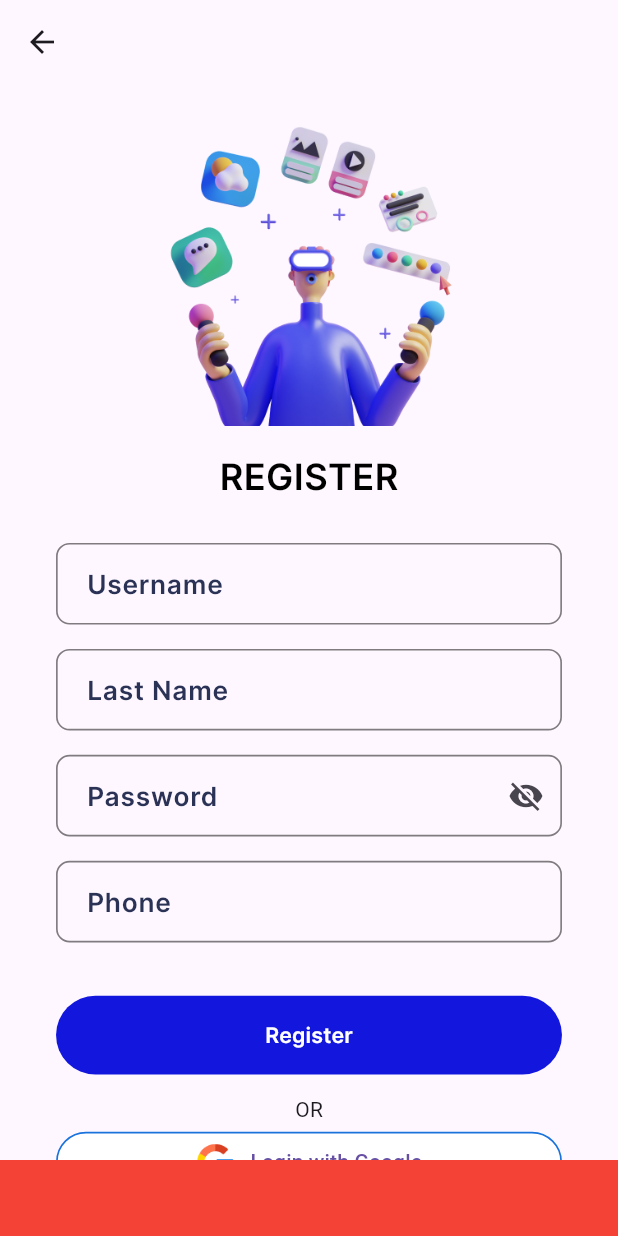
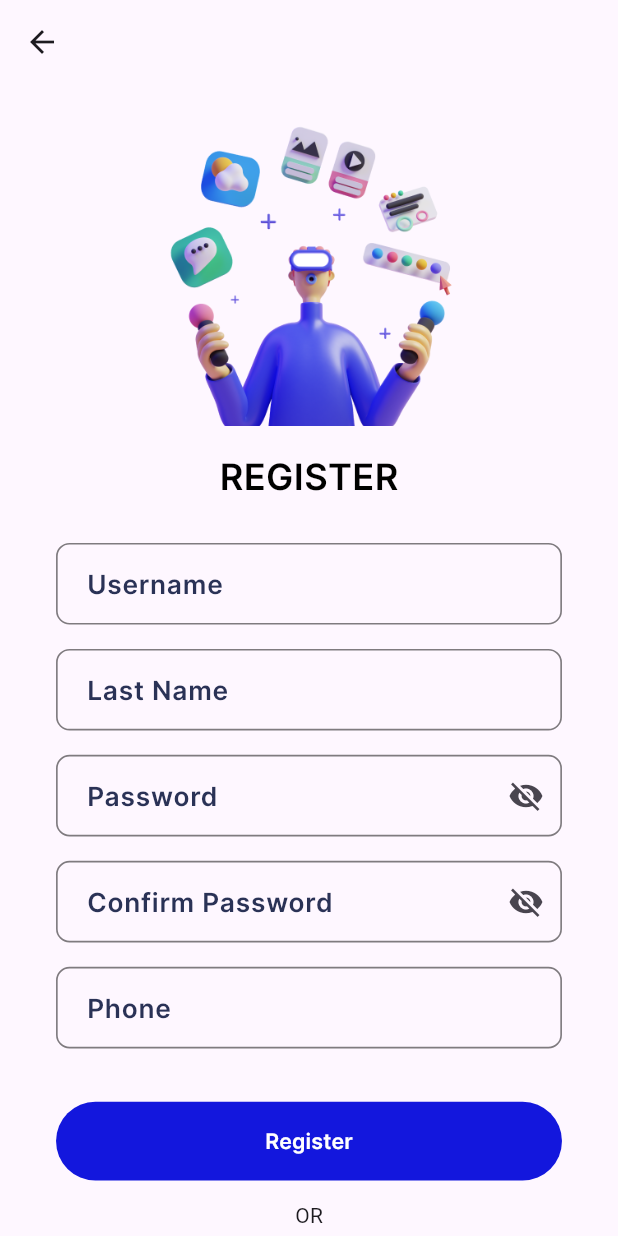
Before and after one commit to abdushukur77/my_bank_project, a Flutter app: the RegisterScreen screen opened by its route, after a tap on "Register", on a phone screen of 412 x 824 dp. Run offline on Flutter 3.47's test engine with Material 3 defaults, Android fonts, the phone set to English and light mode, and no system bars; our stand-ins replace bloc, cloud_firestore, connectivity_plus, equatable, firebase_auth, firebase_core and 7 more; accounts and stored records are empty.

```diff
--- a/lib/blocs/auth/auth_event.dart
+++ b/lib/blocs/auth/auth_event.dart
@@ -46,6 +46,7 @@ class LogOutUserEvent extends AuthEvent {
   @override
   List<Object?> get props => [];
 }
+
 class SignInWithGoogleEvent extends AuthEvent {
   @override
   List<Object?> get props => [];
--- a/lib/blocs/auth/auth_state.dart
+++ b/lib/blocs/auth/auth_state.dart
@@ -5,6 +5,7 @@ class AuthState extends Equatable {
   final String statusMessage;
   final FormsStatus status;
   final UserModel userModel;
+  final isError = false;
 
   const AuthState(
       {required this.status,
@@ -17,6 +18,8 @@ class AuthState extends Equatable {
     String? statusMessage,
     FormsStatus? status,
     UserModel? userModel,
+    bool? isError,
+
   }) {
     return AuthState(
       status: status ?? this.status,
--- a/lib/blocs/user_profile/user_profile_event.dart
+++ b/lib/blocs/user_profile/user_profile_event.dart
@@ -10,7 +10,6 @@ class AddUserEvent extends UserProfileEvent {
   @override
   List<Object?> get props => [userModel];
 }
-
 
 class UpdateUserEvent extends UserProfileEvent {
   final UserModel userModel;
@@ -30,11 +29,19 @@ class DeleteUserEvent extends UserProfileEvent {
   List<Object?> get props => [userModel];
 }
 
-class GetUserEvent extends UserProfileEvent {
+class GetUserByDocIdEvent extends UserProfileEvent {
+  GetUserByDocIdEvent({required this.docId});
 
+  final String docId;
 
-  GetUserEvent();
+  @override
+  List<Object?> get props => [docId];
+}
 
+class GetCurrentEvent extends UserProfileEvent {
+
+  final String uid;
+  GetCurrentEvent(this.uid);
   @override
   List<Object?> get props => [];
 }
--- a/lib/data/repositories/auth_repository.dart
+++ b/lib/data/repositories/auth_repository.dart
@@ -34,7 +34,8 @@ class AuthRepository {
   }) async {
     try {
 
-     UserCredential userCredential = await FirebaseAuth.instance.createUserWithEmailAndPassword(
+     UserCredential userCredential = await
+     FirebaseAuth.instance.createUserWithEmailAndPassword(
         email: email,
         password: password,
       );
@@ -44,7 +45,7 @@ class AuthRepository {
           errorText: LogInWithEmailAndPasswordFailure.fromCode(e.code).message,
           errorCode: e.code);
 
-      LogInWithEmailAndPasswordFailure.fromCode(e.code);
+
     } catch (_) {
       return NetworkResponse(errorText: "An unknown exception occurred.");
     }
--- a/lib/screen/register/regiter_screen.dart
+++ b/lib/screen/register/regiter_screen.dart
@@ -26,19 +26,14 @@ class _RegisterScreenState extends State<RegisterScreen> {
   TextEditingController usernameController = TextEditingController();
   TextEditingController lastnameController = TextEditingController();
   TextEditingController phoneController = TextEditingController();
+  TextEditingController confirmPasswordController = TextEditingController();
 
-  bool isValid() {
-    return AppConstants.passwordRegExp.hasMatch(passwordController.text) &&
-        AppConstants.textRegExp.hasMatch(usernameController.text) &&
-        AppConstants.textRegExp.hasMatch(lastnameController.text) &&
-        AppConstants.phoneRegExp.hasMatch(phoneController.text);
-  }
 
   @override
   Widget build(BuildContext context) {
     return Scaffold(
       appBar: AppBar(),
-      body: BlocConsumer<AuthBloc, AuthState>(
+      body: BlocBuilder<AuthBloc, AuthState>(
         builder: (context, state) {
           return SingleChildScrollView(
             child: Column(
@@ -67,17 +62,11 @@ class _RegisterScreenState extends State<RegisterScreen> {
                   validator: (value) {
                     if (value != null &&
                         !AppConstants.textRegExp.hasMatch(value)) {
-                      setState(() {
-
-                      });
+                      setState(() {});
                       return 'Invalid username';
-
                     }
-                    setState(() {
-
-                    });
+                    setState(() {});
                     return null;
-
                   },
                 ),
                 SizedBox(
@@ -106,37 +95,42 @@ class _RegisterScreenState extends State<RegisterScreen> {
                   validator: (value) {
                     if (value != null &&
                         !AppConstants.passwordRegExp.hasMatch(value)) {
-                      setState(() {
-
-                      });
+                      setState(() {});
                       return 'Invalid password';
                     }
-                    setState(() {
-
-                    });
+                    setState(() {});
                     return null;
                   },
                 ),
-                SizedBox(
-                  height: 16.h,
+                SizedBox(height: 16.h),
+                TextFormFieldWidget(
+                  icon: AppImages.password,
+                  text: "Confirm Password",
+                  isPassword: true,
+                  controller: confirmPasswordController,
+                  validator: (value) {
+                    if (value != null &&
+                        !AppConstants.passwordRegExp.hasMatch(value)) {
+                      setState(() {});
+                      return 'Passwords does not match';
+                    }
+                    setState(() {});
+                    return null;
+                  },
                 ),
+                SizedBox(height: 16.h),
                 TextFormFieldWidget(
                   icon: AppImages.google,
                   text: "Phone",
                   isPassword: false,
                   controller: phoneController,
                   validator: (value) {
-
                     if (value != null &&
                         !AppConstants.phoneRegExp.hasMatch(value)) {
-                      setState(() {
-
-                      });
+                      setState(() {});
                       return 'Invalid phone number';
                     }
-                    setState(() {
-
-                    });
+                    setState(() {});
                     return null;
                   },
                 ),
@@ -144,26 +138,29 @@ class _RegisterScreenState extends State<RegisterScreen> {
                   height: 35.h,
                 ),
                 LogInButton(
-
                   title: 'Register',
                   onTap: () {
-                    if (true) {
-                      context.read<AuthBloc>().add(RegisterUserEvent(
-                            userModel: UserModel(
+                    if (isValidRegisterCredentials()) {
+                      context.read<AuthBloc>().add(
+                        RegisterUserEvent(
+                          userModel: UserModel(
                               username: usernameController.text,
                               lastname: lastnameController.text,
                               password: passwordController.text,
                               phoneNumber: phoneController.text,
-                              email: "${usernameController.text}@gmail.com".trim(),
+                              email:
+                              "${usernameController.text
+                                  .toLowerCase()}@gmail.com"
+                                  .trim(),
                               imageUrl: '',
                               userId: '',
                               fcm: "",
-                              authUid: ""
-                            ),
-                          ));
+                              authUid: ""),
+                        ),
+                      );
                     }
                   },
-                  isReady: isValid(),
+                  isReady: isValidRegisterCredentials(),
                   isLoading: state.status == FormsStatus.loading,
                 ),
                 SizedBox(
@@ -180,33 +177,29 @@ class _RegisterScreenState extends State<RegisterScreen> {
             ),
           );
         },
-        listener: (context, state) {
-          if (state.status == FormsStatus.error) {
-            ScaffoldMessenger.of(context).showSnackBar(SnackBar(
-              content: Text(
-                state.statusMessage,
-                style: AppTextStyle.interBold
-                    .copyWith(color: AppColors.white, fontSize: 16),
-              ),
-              backgroundColor: Colors.red,
-            ));
-          }
-          if (state.status == FormsStatus.authenticated) {
-            Navigator.pushNamedAndRemoveUntil(
-                context, RouteNames.tabRoute, (route) => false);
-          }
-        },
+
       ),
     );
   }
 
+
+  bool isValidRegisterCredentials() {
+    return AppConstants.passwordRegExp.hasMatch(passwordController.text) &&
+        AppConstants.textRegExp.hasMatch(usernameController.text) &&
+        AppConstants.textRegExp.hasMatch(lastnameController.text) &&
+        AppConstants.phoneRegExp.hasMatch(phoneController.text) &&
+        passwordController.text ==
+            confirmPasswordController.text;
+  }
+
+
   @override
   void dispose() {
-
     passwordController.dispose();
     usernameController.dispose();
     lastnameController.dispose();
     phoneController.dispose();
+    confirmPasswordController.dispose();
     super.dispose();
   }
 }
```
Also changed, not shown: lib/app/app.dart (+11 -1 lines), lib/blocs/auth/auth_bloc.dart (+14 -8 lines), lib/blocs/user_profile/user_profile_bloc.dart (+102 -7 lines), lib/data/repositories/user_profile_repository.dart (+57 -10 lines), lib/screen/auth/auth_screen.dart (+6 -15 lines), lib/screen/splash/splash_screen.dart (+12 -1 lines), lib/screen/tab/profile/profile_screen.dart (+68 -3 lines).
